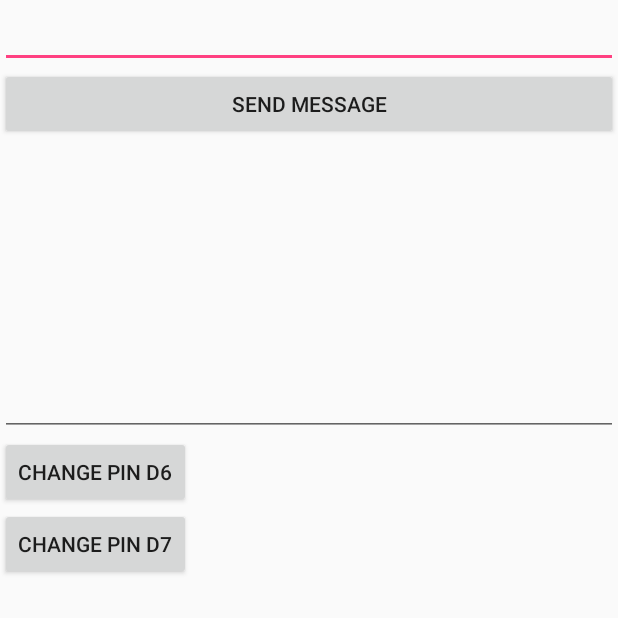
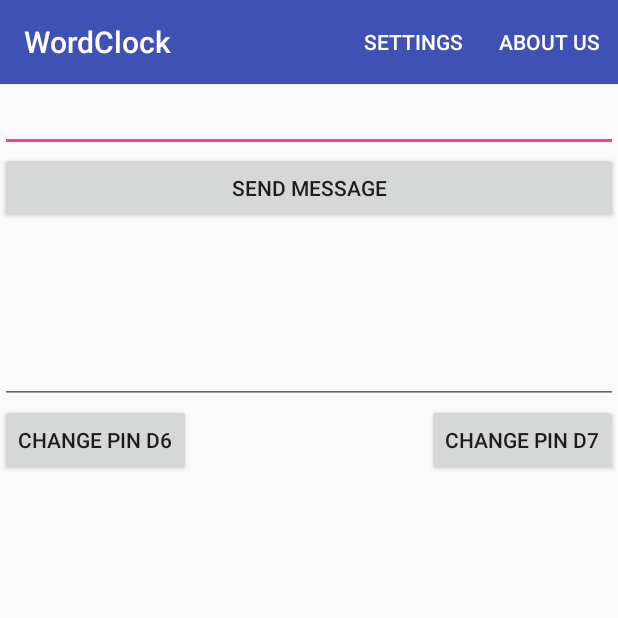
Before and after one commit to VitaliHeidenreich/WordClockApp, an Android app: the screen it shows after launch (MainActivity), on a phone screen of 412 x 824 dp, the top half of it. Run offline under Robolectric (Android 15) with nearby library versions, the phone set to English and light mode, and no system bars.

```diff
--- a/app/build.gradle
+++ b/app/build.gradle
@@ -26,4 +26,5 @@ dependencies {
     testImplementation 'junit:junit:4.12'
     androidTestImplementation 'com.android.support.test:runner:1.0.1'
     androidTestImplementation 'com.android.support.test.espresso:espresso-core:3.0.1'
+    compile 'com.android.support:design:26.1.0'
 }
--- a/app/src/main/AndroidManifest.xml
+++ b/app/src/main/AndroidManifest.xml
@@ -2,8 +2,8 @@
 <manifest xmlns:android="http://schemas.android.com/apk/res/android"
     package="com.domain.no.wordclock">
 
-    <uses-permission android:name="android.permission.INTERNET"/>
-    <uses-permission android:name="android.permission.ACCESS_NETWORK_STATE"/>
+    <uses-permission android:name="android.permission.INTERNET" />
+    <uses-permission android:name="android.permission.ACCESS_NETWORK_STATE" />
 
     <application
         android:allowBackup="true"
@@ -22,6 +22,7 @@
                 <category android:name="android.intent.category.LAUNCHER" />
             </intent-filter>
         </activity>
+        <activity android:name=".ColorControl"></activity>
     </application>
 
 </manifest>
--- a/app/src/main/java/com/domain/no/wordclock/MainActivity.java
+++ b/app/src/main/java/com/domain/no/wordclock/MainActivity.java
@@ -4,10 +4,13 @@ import android.os.Bundle;
 import android.os.Handler;
 import android.support.v7.app.AppCompatActivity;
 import android.view.Menu;
+import android.view.MenuInflater;
 import android.view.MenuItem;
 import android.view.View;
 import android.widget.Button;
 import android.widget.EditText;
+import android.support.v7.widget.Toolbar;
+import android.widget.Toast;
 
 import java.io.BufferedReader;
 import java.io.IOException;
@@ -29,6 +32,7 @@ public class MainActivity extends AppCompatActivity {
     private Button btnSendMessage;
     private Button btnPortD6Control;
     private Button btnPortD7Control;
+    private Toolbar myToolbar;
 
     public static final int SERVERPORT = 23;
     public static final String SERVERIP = "192.168.1.200";
@@ -36,7 +40,7 @@ public class MainActivity extends AppCompatActivity {
     @Override
     protected void onCreate(Bundle savedInstanceState) {
         super.onCreate(savedInstanceState);
-        setContentView(R.layout.activity_main);
+        setContentView(R.layout.content_main);
 
         sendText = (EditText) findViewById(R.id.sendMessage);
         btnSendMessage = (Button) findViewById(R.id.sendMessageBtn);
@@ -70,27 +74,27 @@ public class MainActivity extends AppCompatActivity {
         UIHandler = new Handler();
         this.CteateSocketThread = new Thread(new CteateSocketThread());
         this.CteateSocketThread.start();
+
+        myToolbar = (Toolbar) findViewById(R.id.toolbar);
+        setSupportActionBar(myToolbar);
     }
 
     @Override
     public boolean onCreateOptionsMenu(Menu menu) {
         // Inflate the menu; this adds items to the action bar if it is present.
-        getMenuInflater().inflate(R.menu.menu_main, menu);
+        MenuInflater myMenuInflater = getMenuInflater();
+        myMenuInflater.inflate(R.menu.menu_main, menu);
         return true;
     }
 
     @Override
     public boolean onOptionsItemSelected(MenuItem item) {
-        // Handle action bar item clicks here. The action bar will
-        // automatically handle clicks on the Home/Up button, so long
-        // as you specify a parent activity in AndroidManifest.xml.
-        int id = item.getItemId();
-
-        //noinspection SimplifiableIfStatement
-        if (id == R.id.action_settings) {
-            return true;
+        if(item.getItemId()==R.id.action_setting){
+            Toast.makeText(MainActivity.this,"Klicket on settings", Toast.LENGTH_SHORT).show();
         }
-
+        if(item.getItemId()==R.id.action_about_us){
+            Toast.makeText(MainActivity.this,"Klicket on info", Toast.LENGTH_SHORT).show();
+        }
         return super.onOptionsItemSelected(item);
     }
 
--- /dev/null
+++ b/app/src/main/java/com/domain/no/wordclock/WiFiConnection.java
@@ -0,0 +1,8 @@
+package com.domain.no.wordclock;
+
+/**
+ * Created by vitali on 25.12.2017.
+ */
+
+public class WiFiConnection {
+}
--- a/app/src/main/res/layout/activity_main.xml
+++ /dev/null
@@ -1,11 +0,0 @@
-<?xml version="1.0" encoding="utf-8"?>
-<android.support.design.widget.CoordinatorLayout xmlns:android="http://schemas.android.com/apk/res/android"
-    xmlns:app="http://schemas.android.com/apk/res-auto"
-    xmlns:tools="http://schemas.android.com/tools"
-    android:layout_width="match_parent"
-    android:layout_height="match_parent"
-    tools:context="com.domain.no.wordclock.MainActivity">
-
-    <include layout="@layout/content_main" />
-
-</android.support.design.widget.CoordinatorLayout>
--- a/app/src/main/res/layout/content_main.xml
+++ b/app/src/main/res/layout/content_main.xml
@@ -1,17 +1,19 @@
 <?xml version="1.0" encoding="utf-8"?>
-<android.support.constraint.ConstraintLayout xmlns:android="http://schemas.android.com/apk/res/android"
+<RelativeLayout xmlns:android="http://schemas.android.com/apk/res/android"
     xmlns:app="http://schemas.android.com/apk/res-auto"
     xmlns:tools="http://schemas.android.com/tools"
     android:layout_width="match_parent"
     android:layout_height="match_parent"
     app:layout_behavior="@string/appbar_scrolling_view_behavior"
-    tools:context="com.domain.no.wordclock.MainActivity"
-    tools:showIn="@layout/activity_main">
+    tools:context="com.domain.no.wordclock.MainActivity">
 
     <EditText
         android:id="@+id/sendMessage"
         android:layout_width="fill_parent"
         android:layout_height="wrap_content"
+        android:layout_alignParentLeft="true"
+        android:layout_alignParentStart="true"
+        android:layout_below="@+id/toolbar"
         android:cursorVisible="false"
         android:ems="10"
         android:inputType="textPersonName"
@@ -24,6 +26,8 @@
         android:id="@+id/sendMessageBtn"
         android:layout_width="fill_parent"
         android:layout_height="wrap_content"
+        android:layout_below="@+id/sendMessage"
+        android:layout_centerHorizontal="true"
         android:text="@string/send_message"
         app:layout_constraintStart_toStartOf="parent"
         app:layout_constraintTop_toBottomOf="@+id/sendMessage" />
@@ -31,7 +35,10 @@
     <EditText
         android:id="@+id/receiveMessage"
         android:layout_width="fill_parent"
-        android:layout_height="197dp"
+        android:layout_height="120dp"
+        android:layout_alignParentLeft="true"
+        android:layout_alignParentStart="true"
+        android:layout_below="@+id/sendMessageBtn"
         android:ems="10"
         android:inputType="textMultiLine"
         android:scrollbars="vertical"
@@ -43,6 +50,9 @@
         android:id="@+id/pinD6Control"
         android:layout_width="wrap_content"
         android:layout_height="wrap_content"
+        android:layout_alignParentLeft="true"
+        android:layout_alignParentStart="true"
+        android:layout_below="@+id/receiveMessage"
         android:text="@string/change_pin_d6"
         app:layout_constraintStart_toStartOf="parent"
         app:layout_constraintTop_toBottomOf="@+id/receiveMessage" />
@@ -51,8 +61,23 @@
         android:id="@+id/pinD7Control"
         android:layout_width="wrap_content"
         android:layout_height="wrap_content"
+        android:layout_alignParentEnd="true"
+        android:layout_alignParentRight="true"
+        android:layout_below="@+id/receiveMessage"
         android:text="@string/change_pin_d7"
         app:layout_constraintStart_toStartOf="parent"
         app:layout_constraintTop_toBottomOf="@+id/pinD6Control" />
 
-</android.support.constraint.ConstraintLayout>
+    <android.support.v7.widget.Toolbar
+        android:id="@+id/toolbar"
+        android:layout_width="match_parent"
+        android:layout_height="wrap_content"
+        android:layout_alignParentLeft="true"
+        android:layout_alignParentStart="true"
+        android:layout_alignParentTop="true"
+        android:background="?attr/colorPrimary"
+        android:minHeight="?attr/actionBarSize"
+        app:popupTheme="@style/ThemeOverlay.AppCompat.Light"
+        app:theme="@style/ThemeOverlay.AppCompat.Dark" />
+
+</RelativeLayout>
--- a/app/src/main/res/menu/menu_main.xml
+++ b/app/src/main/res/menu/menu_main.xml
@@ -1,10 +1,15 @@
 <menu xmlns:android="http://schemas.android.com/apk/res/android"
-    xmlns:app="http://schemas.android.com/apk/res-auto"
-    xmlns:tools="http://schemas.android.com/tools"
-    tools:context="com.domain.no.wordclock.MainActivity">
+    xmlns:app="http://schemas.android.com/apk/res-auto">
+
     <item
-        android:id="@+id/action_settings"
-        android:orderInCategory="100"
-        android:title="@string/action_settings"
-        app:showAsAction="never" />
+        android:id="@+id/action_setting"
+        android:title="@string/menu_action_setting"
+        app:showAsAction="always"/>
+
+    <item
+        android:id="@+id/action_about_us"
+        android:title="@string/menu_action_about_us"
+        app:showAsAction="ifRoom"/>
+
+
 </menu>
--- a/app/src/main/res/values/strings.xml
+++ b/app/src/main/res/values/strings.xml
@@ -4,4 +4,7 @@
     <string name="send_message">Send message</string>
     <string name="change_pin_d6">Change Pin D6</string>
     <string name="change_pin_d7">Change Pin D7</string>
+    <string name="zweite_seite">Zweite Seite</string>
+    <string name="menu_action_setting">Settings</string>
+    <string name="menu_action_about_us">About us</string>
 </resources>
--- a/app/src/main/res/values/styles.xml
+++ b/app/src/main/res/values/styles.xml
@@ -1,7 +1,7 @@
 <resources>
 
     <!-- Base application theme. -->
-    <style name="AppTheme" parent="Theme.AppCompat.Light.DarkActionBar">
+    <style name="AppTheme" parent="Theme.AppCompat.Light.NoActionBar">
         <!-- Customize your theme here. -->
         <item name="colorPrimary">@color/colorPrimary</item>
         <item name="colorPrimaryDark">@color/colorPrimaryDark</item>
```
